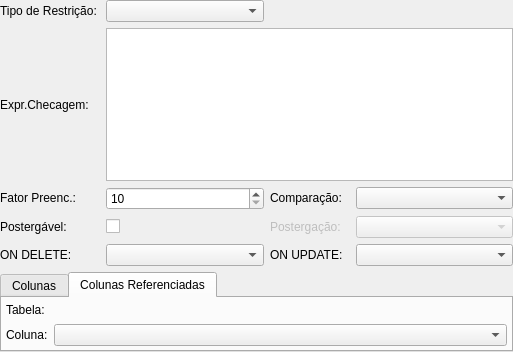
Before: the Qt Designer form pgmodeler_ui/ui/restricaowidget.ui in erdincay/pgmodeler-old, drawn with Qt 5.
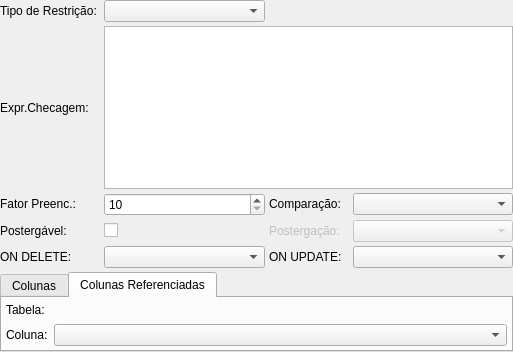
After: the same form once the commit is applied.

Diff of the .ui file:
```diff
--- a/pgmodeler_ui/ui/restricaowidget.ui
+++ b/pgmodeler_ui/ui/restricaowidget.ui
@@ -23,6 +23,9 @@
    <property name="margin">
     <number>0</number>
    </property>
+   <property name="spacing">
+    <number>4</number>
+   </property>
    <item row="0" column="0">
     <widget class="QLabel" name="tipo_rest_lbl">
      <property name="sizePolicy">
```
